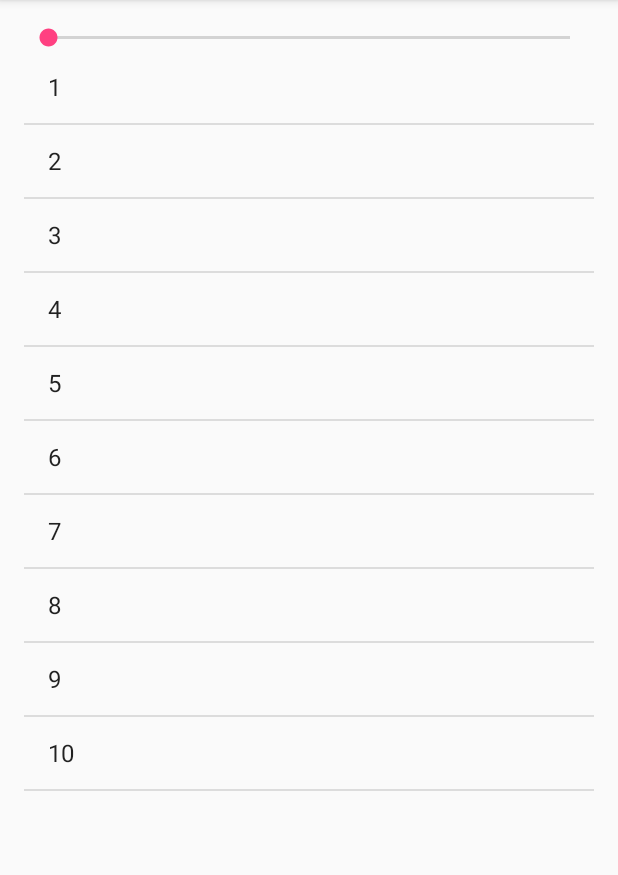
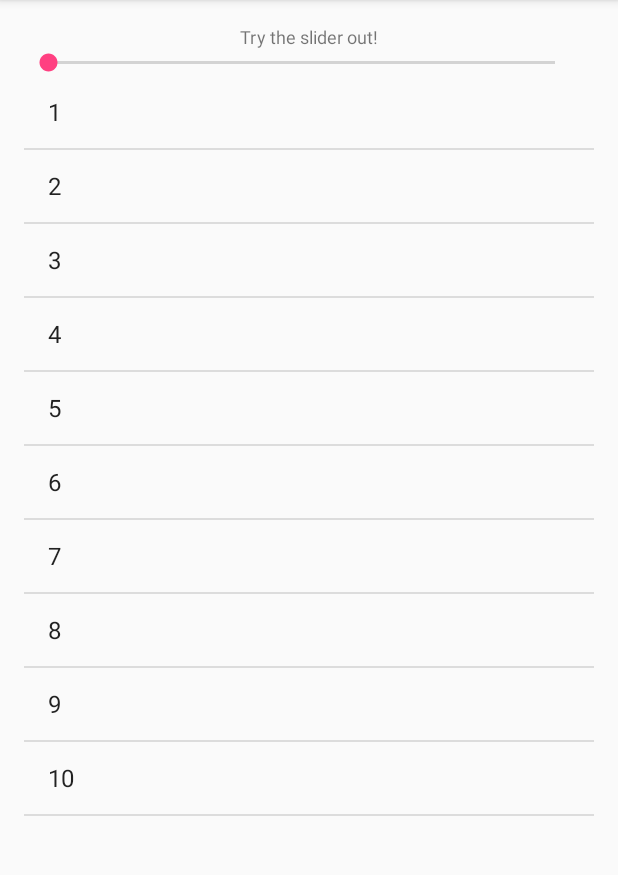
Before and after one commit to RedesignedRobot/TImesTable, an Android app: the screen it shows after launch (MainActivity), on a phone screen of 412 x 824 dp, the part 84-959 px from its top. Run offline under Robolectric (Android 15) with nearby library versions, the phone set to English and light mode, and no system bars.

Commit message:
Core functionality added

```diff
--- a/app/src/main/java/com/aaxs/nitrov17/timestable/MainActivity.java
+++ b/app/src/main/java/com/aaxs/nitrov17/timestable/MainActivity.java
@@ -6,6 +6,7 @@ import android.util.Log;
 import android.widget.ArrayAdapter;
 import android.widget.ListView;
 import android.widget.SeekBar;
+import android.widget.TextView;
 
 import java.util.ArrayList;
 
@@ -14,6 +15,7 @@ public class MainActivity extends AppCompatActivity {
     SeekBar seekBar;
     ArrayList<Integer> arrayList = new ArrayList<>();
     ArrayAdapter<Integer> arrayAdapter;
+    TextView textView;
     ListView listView;
     int seekBarMax = 19;
     int seekBarMin = 1;
@@ -25,7 +27,8 @@ public class MainActivity extends AppCompatActivity {
 
         seekBar=(SeekBar)findViewById(R.id.seekBar);
         listView = (ListView)findViewById(R.id.listView);
-
+        textView =(TextView)findViewById(R.id.textView);
+        textView.setText("Try the slider out!");
         setSeekBar();
         initList();
         setAdapter();
@@ -37,6 +40,7 @@ public class MainActivity extends AppCompatActivity {
                 //deInitList();
                 //initList();
                 int a = i+1;
+                textView.setText(String.valueOf(i+1)+"'s Time Table");
                 //Log.d("Seekbar val",String.valueOf(a));
                 updateList(a);
             }
--- a/app/src/main/res/layout/activity_main.xml
+++ b/app/src/main/res/layout/activity_main.xml
@@ -10,17 +10,27 @@
     android:paddingTop="@dimen/activity_vertical_margin"
     tools:context="com.aaxs.nitrov17.timestable.MainActivity">
 
+    <ListView
+        android:layout_width="match_parent"
+        android:layout_height="match_parent"
+        android:layout_centerHorizontal="true"
+        android:id="@+id/listView"
+        android:layout_below="@+id/seekBar" />
+
     <SeekBar
         android:layout_width="match_parent"
         android:layout_height="wrap_content"
+        android:id="@+id/seekBar"
+        android:layout_below="@+id/textView"
+        android:layout_alignParentEnd="true"
+        android:layout_marginEnd="10dp" />
+
+    <TextView
+        android:text="TextView"
+        android:layout_width="wrap_content"
+        android:layout_height="wrap_content"
+        android:id="@+id/textView"
         android:layout_alignParentTop="true"
         android:layout_centerHorizontal="true"
-        android:id="@+id/seekBar" />
-
-    <ListView
-        android:layout_width="match_parent"
-        android:layout_height="match_parent"
-        android:layout_below="@+id/seekBar"
-        android:layout_centerHorizontal="true"
-        android:id="@+id/listView" />
+        android:textSize="12sp"/>
 </RelativeLayout>
```
